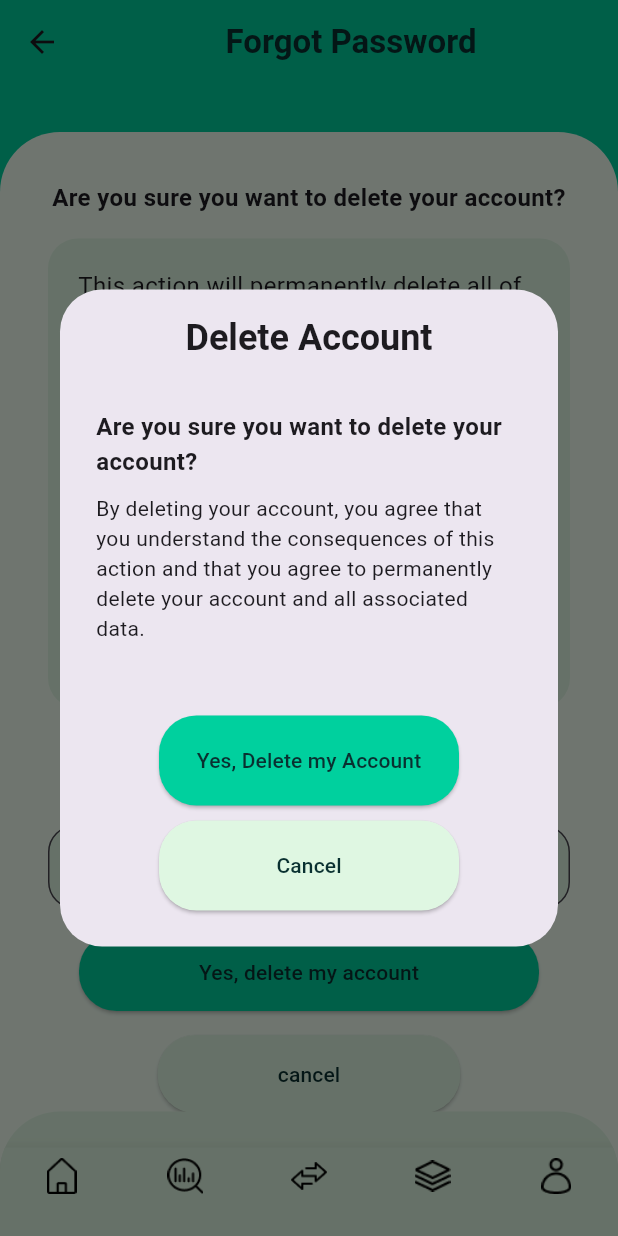
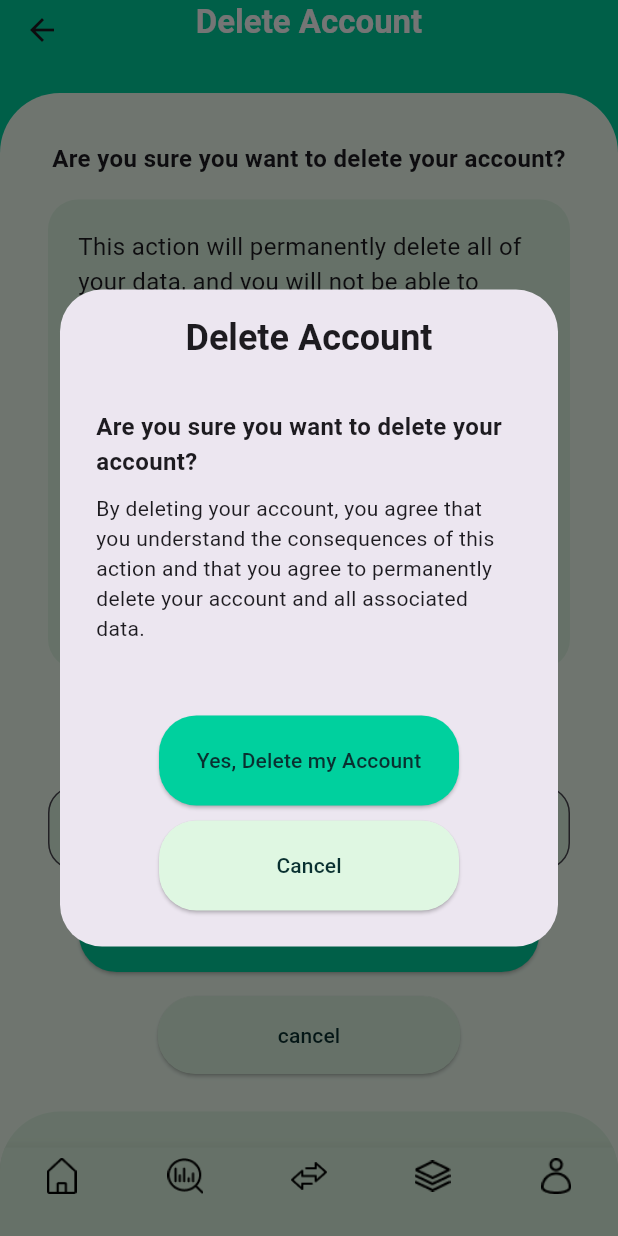
Before and after one commit to OmarShaqaqi/SWE412, a Flutter app: the DeleteAccountScreen screen opened directly, after a tap on "Yes, delete my account", on a phone screen of 412 x 824 dp. Run offline on Flutter 3.47's test engine with Material 3 defaults, Android fonts, the phone set to English and light mode, and no system bars.

Commit message:
all profile screens pre-implementation

```diff
--- a/senior_project/lib/main.dart
+++ b/senior_project/lib/main.dart
@@ -21,7 +21,7 @@ class MyApp extends StatelessWidget {
   Widget build(BuildContext context) {
     return  MaterialApp(
       title: 'Senior Project',
-      home:  ProfileHelpScreen(),
+      home:  ProfileScreen(),
     );
   }
 }
--- a/senior_project/lib/screens/profile/delete_account.dart
+++ b/senior_project/lib/screens/profile/delete_account.dart
@@ -2,6 +2,7 @@ import 'package:flutter/material.dart';
 import "../../widgets/custom_bottom_navigation_bar.dart";
 import "../../widgets/bullet_list.dart";
 import "../../widgets/password.dart";
+import "../../widgets/dialog_utils.dart";
 
 class DeleteAccountScreen extends StatefulWidget {
   const DeleteAccountScreen({super.key});
@@ -11,98 +12,6 @@ class DeleteAccountScreen extends StatefulWidget {
 }
 
 class _DeleteAccountState extends State<DeleteAccountScreen> {
-  Future<void> _deleteDialog(BuildContext context) {
-    return showDialog(
-        context: context,
-        builder: (BuildContext context) {
-          return AlertDialog(
-            actionsAlignment: MainAxisAlignment.center,
-            titlePadding: const EdgeInsets.all(16),
-            title: const Text(
-              "Delete Account",
-              textAlign: TextAlign.center,
-              style: TextStyle(fontWeight: FontWeight.bold),
-            ),
-            content: Container(
-              height: 180,
-              child: const Column(children: [
-                Text(
-                  "Are you sure you want to delete your account?",
-                  style: TextStyle(
-                    fontSize: 16,
-                    fontWeight: FontWeight.bold,
-                  ),
-                ),
-                SizedBox(
-                  height: 10,
-                ),
-                Text(
-                    "By deleting your account, you agree that you understand the consequences of this "
-                    "action and that you agree to permanently delete your account and all associated data. ")
-              ]),
-            ),
-            actions: <Widget>[
-              Column(
-                children: [
-                  SizedBox(
-                    width: 200,
-                    height: 60,
-                    child: ElevatedButton(
-                      onPressed: () {
-                        // Handle account deletion
-                        Navigator.of(context).pop(); // Close dialog
-                        print("Account deleted");
-                      },
-                      style: ElevatedButton.styleFrom(
-                        backgroundColor: const Color.fromARGB(255, 0, 208, 158),
-                        padding: const EdgeInsets.symmetric(
-                            vertical: 10, horizontal: 10),
-                        shape: RoundedRectangleBorder(
-                          borderRadius: BorderRadius.circular(25.0),
-                        ),
-                      ),
-                      child: const Text(
-                        "Yes, Delete my Account",
-                        style: TextStyle(
-                          color: Color.fromARGB(255, 9, 48, 48),
-                        ),
-                      ),
-                    ),
-                  ),
-                  const SizedBox(
-                    height: 10,
-                  ),
-                  SizedBox(
-                    width: 200,
-                    height: 60,
-                    child: ElevatedButton(
-                      onPressed: () {
-                        Navigator.of(context).pop(); // Close dialog
-                        print("canceld");
-                      },
-                      style: ElevatedButton.styleFrom(
-                        backgroundColor:
-                            const Color.fromARGB(255, 223, 247, 226),
-                        padding: const EdgeInsets.symmetric(
-                            vertical: 10, horizontal: 10),
-                        shape: RoundedRectangleBorder(
-                          borderRadius: BorderRadius.circular(25.0),
-                        ),
-                      ),
-                      child: const Text(
-                        "Cancel",
-                        style: TextStyle(
-                          color: Color.fromARGB(255, 9, 48, 48),
-                        ),
-                      ),
-                    ),
-                  ),
-                ],
-              ),
-            ],
-          );
-        });
-  }
 
   @override
   Widget build(BuildContext context) {
@@ -110,17 +19,19 @@ class _DeleteAccountState extends State<DeleteAccountScreen> {
 
     return Scaffold(
       backgroundColor: const Color.fromARGB(255, 0, 208, 158),
-      appBar: AppBar(
-        title: const Center(
-          child: Text(
-            "Forgot Password",
-            style: TextStyle(
-              color: Color.fromARGB(255, 9, 48, 48),
-              fontWeight: FontWeight.bold,
+      appBar: PreferredSize(
+        preferredSize: const Size.fromHeight(30),
+        child: AppBar(
+          title: const Text(
+              "Delete Account",
+              style: TextStyle(
+                color: Colors.white,
+                fontWeight: FontWeight.bold,
+              ),
             ),
-          ),
+          centerTitle: true,
+          backgroundColor: const Color.fromARGB(255, 0, 208, 158),
         ),
-        backgroundColor: const Color.fromARGB(255, 0, 208, 158),
       ),
       extendBody: true,
       body: SingleChildScrollView(
@@ -196,7 +107,7 @@ class _DeleteAccountState extends State<DeleteAccountScreen> {
                 const SizedBox(height: 16),
                 ElevatedButton(
                   onPressed: () {
-                    _deleteDialog(context);
+                    deleteDialog(context);
                   },
                   style: ElevatedButton.styleFrom(
                     backgroundColor: const Color.fromARGB(255, 0, 208, 158),
--- a/senior_project/lib/screens/profile/password_settings.dart
+++ b/senior_project/lib/screens/profile/password_settings.dart
@@ -11,7 +11,9 @@ class PasswordSettingsScreen extends StatelessWidget {
     return Scaffold(
       backgroundColor:
           const Color.fromARGB(255, 0, 208, 158), // Dark green background
-      appBar: AppBar(
+      appBar: PreferredSize(
+        preferredSize: const Size.fromHeight(30),
+        child: AppBar(
           title: const Text(
             "Password Settings",
             style: TextStyle(
@@ -22,6 +24,7 @@ class PasswordSettingsScreen extends StatelessWidget {
           centerTitle: true,
           backgroundColor: const Color.fromARGB(255, 0, 208, 158),
           elevation: 0,
+        ),
       ),
       extendBody: true,
       body: Container(
--- a/senior_project/lib/screens/profile/profile_edit.dart
+++ b/senior_project/lib/screens/profile/profile_edit.dart
@@ -18,7 +18,9 @@ class _ProfileEditState extends State<ProfileEditScreen> {
     return Scaffold(
       backgroundColor:
           const Color.fromARGB(255, 0, 208, 158), // Dark green background
-      appBar: AppBar(
+      appBar: PreferredSize(
+        preferredSize: const Size.fromHeight(30),
+        child: AppBar(
           title: const Text(
             "Profile",
             style: TextStyle(
@@ -29,6 +31,7 @@ class _ProfileEditState extends State<ProfileEditScreen> {
           centerTitle: true,
           backgroundColor: const Color.fromARGB(255, 0, 208, 158),
           elevation: 0,
+        ),
       ),
       extendBody: true,
       body: Stack(
--- /dev/null
+++ b/senior_project/lib/widgets/dialog_utils.dart
@@ -0,0 +1,183 @@
+import 'package:flutter/material.dart';
+
+Future<void> showLogoutDialog(BuildContext context) {
+  return showDialog(
+    context: context,
+    builder: (BuildContext context) {
+      return AlertDialog(
+        actionsAlignment: MainAxisAlignment.center,
+        titlePadding: const EdgeInsets.all(16),
+        title: const Text(
+          "End Session",
+          textAlign: TextAlign.center,
+          style: TextStyle(fontWeight: FontWeight.bold),
+        ),
+        content: Container(
+          height: 80,
+          child: const Column(children: [
+            Text(
+              "Are you sure you want to log out?",
+              style: TextStyle(
+                fontSize: 16,
+                fontWeight: FontWeight.bold,
+              ),
+              textAlign: TextAlign.center,
+            ),
+          ]),
+        ),
+        actions: <Widget>[
+          Column(
+            children: [
+              SizedBox(
+                width: 200,
+                height: 60,
+                child: ElevatedButton(
+                  onPressed: () {
+                    Navigator.of(context).pop(); // Close dialog
+                    print("Session ended");
+                    // Add your logout logic here
+                  },
+                  style: ElevatedButton.styleFrom(
+                    backgroundColor: const Color.fromARGB(255, 0, 208, 158),
+                    padding: const EdgeInsets.symmetric(
+                        vertical: 10, horizontal: 10),
+                    shape: RoundedRectangleBorder(
+                      borderRadius: BorderRadius.circular(25.0),
+                    ),
+                  ),
+                  child: const Text(
+                    "Yes, End Session",
+                    style: TextStyle(
+                      color: Color.fromARGB(255, 9, 48, 48),
+                    ),
+                  ),
+                ),
+              ),
+              const SizedBox(
+                height: 10,
+              ),
+              SizedBox(
+                width: 200,
+                height: 60,
+                child: ElevatedButton(
+                  onPressed: () {
+                    Navigator.of(context).pop(); // Close dialog
+                    print("Cancelled");
+                  },
+                  style: ElevatedButton.styleFrom(
+                    backgroundColor:
+                        const Color.fromARGB(255, 223, 247, 226),
+                    padding: const EdgeInsets.symmetric(
+                        vertical: 10, horizontal: 10),
+                    shape: RoundedRectangleBorder(
+                      borderRadius: BorderRadius.circular(25.0),
+                    ),
+                  ),
+                  child: const Text(
+                    "Cancel",
+                    style: TextStyle(
+                      color: Color.fromARGB(255, 9, 48, 48),
+                    ),
+                  ),
+                ),
+              ),
+            ],
+          ),
+        ],
+      );
+    },
+  );
+}
+
+Future<void> deleteDialog(BuildContext context) {
+    return showDialog(
+        context: context,
+        builder: (BuildContext context) {
+          return AlertDialog(
+            actionsAlignment: MainAxisAlignment.center,
+            titlePadding: const EdgeInsets.all(16),
+            title: const Text(
+              "Delete Account",
+              textAlign: TextAlign.center,
+              style: TextStyle(fontWeight: FontWeight.bold),
+            ),
+            content: Container(
+              height: 180,
+              child: const Column(children: [
+                Text(
+                  "Are you sure you want to delete your account?",
+                  style: TextStyle(
+                    fontSize: 16,
+                    fontWeight: FontWeight.bold,
+                  ),
+                ),
+                SizedBox(
+                  height: 10,
+                ),
+                Text(
+                    "By deleting your account, you agree that you understand the consequences of this "
+                    "action and that you agree to permanently delete your account and all associated data. ")
+              ]),
+            ),
+            actions: <Widget>[
+              Column(
+                children: [
+                  SizedBox(
+                    width: 200,
+                    height: 60,
+                    child: ElevatedButton(
+                      onPressed: () {
+                        // Handle account deletion
+                        Navigator.of(context).pop(); // Close dialog
+                        print("Account deleted");
+                      },
+                      style: ElevatedButton.styleFrom(
+                        backgroundColor: const Color.fromARGB(255, 0, 208, 158),
+                        padding: const EdgeInsets.symmetric(
+                            vertical: 10, horizontal: 10),
+                        shape: RoundedRectangleBorder(
+                          borderRadius: BorderRadius.circular(25.0),
+                        ),
+                      ),
+                      child: const Text(
+                        "Yes, Delete my Account",
+                        style: TextStyle(
+                          color: Color.fromARGB(255, 9, 48, 48),
+                        ),
+                      ),
+                    ),
+                  ),
+                  const SizedBox(
+                    height: 10,
+                  ),
+                  SizedBox(
+                    width: 200,
+                    height: 60,
+                    child: ElevatedButton(
+                      onPressed: () {
+                        Navigator.of(context).pop(); // Close dialog
+                        print("canceld");
+                      },
+                      style: ElevatedButton.styleFrom(
+                        backgroundColor:
+                            const Color.fromARGB(255, 223, 247, 226),
+                        padding: const EdgeInsets.symmetric(
+                            vertical: 10, horizontal: 10),
+                        shape: RoundedRectangleBorder(
+                          borderRadius: BorderRadius.circular(25.0),
+                        ),
+                      ),
+                      child: const Text(
+                        "Cancel",
+                        style: TextStyle(
+                          color: Color.fromARGB(255, 9, 48, 48),
+                        ),
+                      ),
+                    ),
+                  ),
+                ],
+              ),
+            ],
+          );
+        });
+  }
```
Also changed, not shown: senior_project/lib/screens/profile/profile.dart (+15 -2 lines), senior_project/lib/screens/profile/profile_help.dart (+7 -1 lines), senior_project/lib/screens/profile/profile_settings.dart (+6 -3 lines), senior_project/lib/widgets/contact_us.dart (+53 -10 lines), senior_project/lib/screens/profile/profile_logout.dart (deleted). Lines whose indentation alone changed are shown as unchanged.
